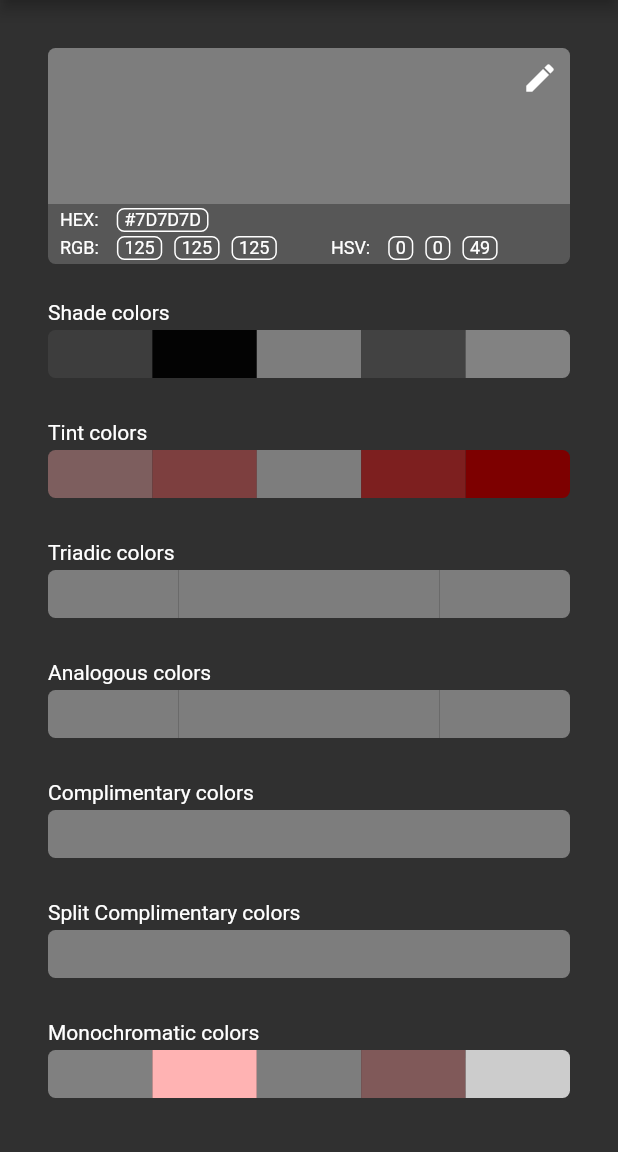
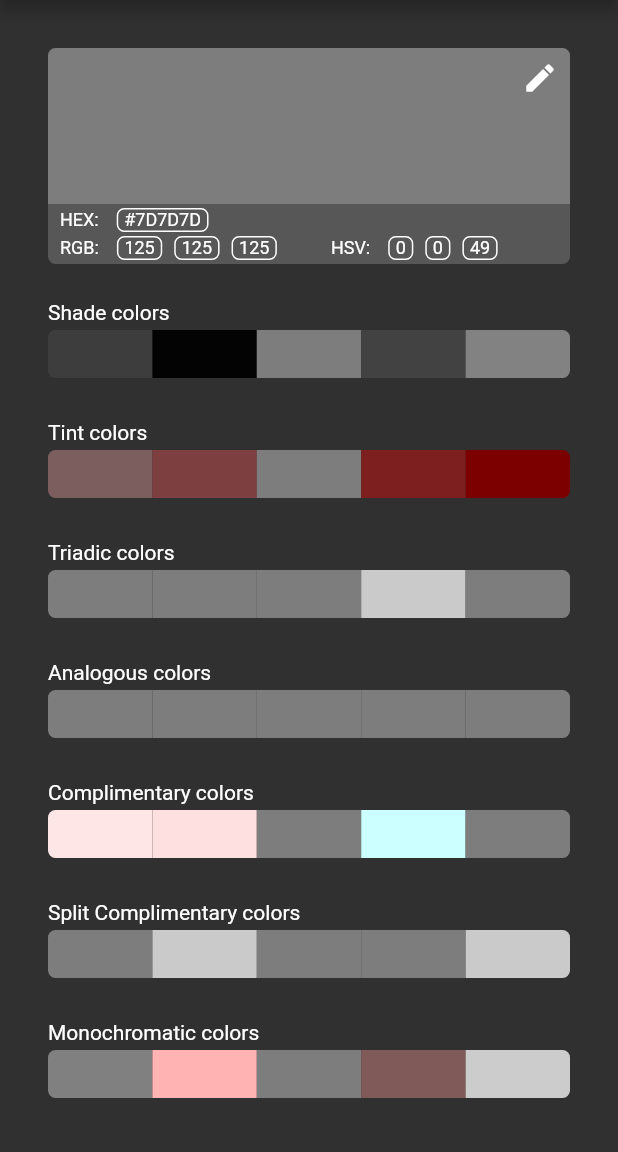
Before and after one commit to joesobo/Colorite, a Flutter app: the screen it shows after launch, on a phone screen of 412 x 824 dp, the part 84-1236 px from its top. Run offline on Flutter 3.47's test engine with Material 2 defaults, Android fonts, the phone set to English and light mode, and no system bars.

Commit message:
updated all color lists to be of length 5

```diff
--- a/lib/utilities/color_helper.dart
+++ b/lib/utilities/color_helper.dart
@@ -11,21 +11,53 @@ class ColorHelper {
 
   //returns mainColor and complement in a list
   List<Color> getComplementary(Color mainColor) {
-    //main color
     List<Color> result = [];
     HSVColor color = getHSVColor(mainColor);
+
+    //color 1
+    HSVColor newColor = HSVColor.fromAHSV(
+        1,
+        color.hue,
+        color.saturation <= 0.9
+            ? (color.saturation + .1).abs()
+            : (color.saturation - .1).abs(),
+        1);
+    result.add(newColor.toColor());
+
+    //color 2
+    newColor = HSVColor.fromAHSV(
+        1,
+        color.hue,
+        color.saturation >= 0.12
+            ? (color.saturation - .12).abs()
+            : (color.saturation + .12).abs(),
+        1);
+    result.add(newColor.toColor());
+
+    //main color
+    color = getHSVColor(mainColor);
     result.add(mainColor);
 
-    //2nd color
+    //color 3
     double newHue = ((color.hue + 180) - 360).abs();
-    HSVColor newColor =
+    newColor = HSVColor.fromAHSV(
+        1,
+        newHue,
+        color.saturation <= 0.80
+            ? (color.saturation + .20).abs()
+            : (color.saturation - .20).abs(),
+        1);
+    result.add(newColor.toColor());
+
+    //color 4
+    newColor =
         HSVColor.fromAHSV(1, newHue, color.saturation, color.value);
     result.add(newColor.toColor());
 
     return result;
   }
 
-  //returns mainColor and 2 complements in a list
+  //returns mainColor and 4 complements from 2 parts in a list
   List<Color> getSplitComplement(Color mainColor) {
     List<Color> result = [];
     HSVColor color = getHSVColor(mainColor);
@@ -36,18 +68,35 @@ class ColorHelper {
         HSVColor.fromAHSV(1, newHue, color.saturation, color.value);
     result.add(newColor.toColor());
 
+    //color 2
+    double newValue;
+    color.value <= .70 ?
+    newValue = color.value + .3 :
+    newValue = color.value - .3;
+    newColor =
+        HSVColor.fromAHSV(1, newHue, color.saturation, newValue);
+    result.add(newColor.toColor());
+
     //main color
     result.add(mainColor);
 
-    //color 2
+    //color 3
     newHue = ((color.hue + 210) - 360).abs();
     newColor = HSVColor.fromAHSV(1, newHue, color.saturation, color.value);
+    result.add(newColor.toColor());
+
+    //color 4
+    color.value <= .70 ?
+    newValue = color.value + .3 :
+    newValue = color.value - .3;
+    newColor =
+        HSVColor.fromAHSV(1, newHue, color.saturation, newValue);
     result.add(newColor.toColor());
 
     return result;
   }
 
-  //returns mainColor and 3 complements in a list
+  //returns mainColor and 4 complements in a list
   List<Color> getTriadic(Color mainColor) {
     List<Color> result = [];
     HSVColor color = getHSVColor(mainColor);
@@ -67,6 +116,15 @@ class ColorHelper {
     result.add(mainColor);
 
     //color 3
+    double newValue;
+    color.value <= .70 ?
+    newValue = color.value + .3 :
+    newValue = color.value - .3;
+    newColor =
+        HSVColor.fromAHSV(1, color.hue, color.saturation, newValue);
+    result.add(newColor.toColor());
+
+    //color 4
     newHue = ((color.hue + 270) - 360).abs();
     newColor = HSVColor.fromAHSV(1, newHue, color.saturation, color.value);
     result.add(newColor.toColor());
@@ -74,7 +132,7 @@ class ColorHelper {
     return result;
   }
 
-  //returns mainColor and 3 analogous in a list
+  //returns mainColor and 4 analogous in a list
   List<Color> getAnalogous(Color mainColor) {
     List<Color> result = [];
     HSVColor color = getHSVColor(mainColor);
@@ -94,7 +152,12 @@ class ColorHelper {
     result.add(mainColor);
 
     //color 3
-    newHue = ((color.hue + 90) - 360).abs();
+    newHue = ((color.hue - 30) - 360).abs();
+    newColor = HSVColor.fromAHSV(1, newHue, color.saturation, color.value);
+    result.add(newColor.toColor());
+
+    //color 4
+    newHue = ((color.hue - 60) - 360).abs();
     newColor = HSVColor.fromAHSV(1, newHue, color.saturation, color.value);
     result.add(newColor.toColor());
 
```
